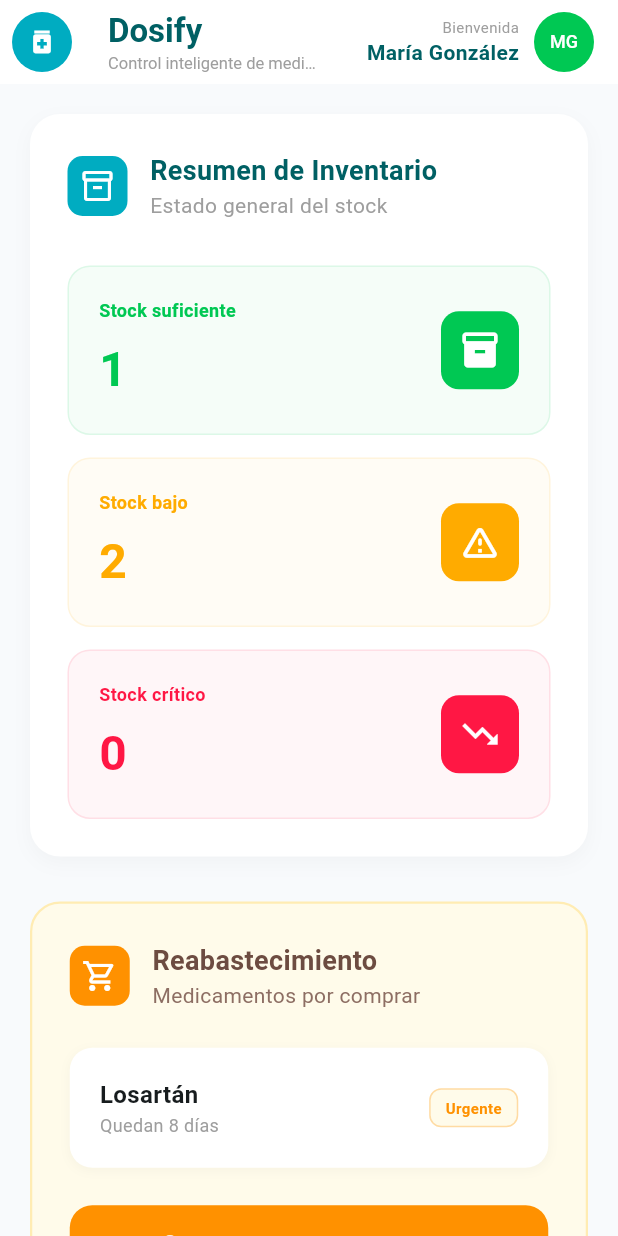
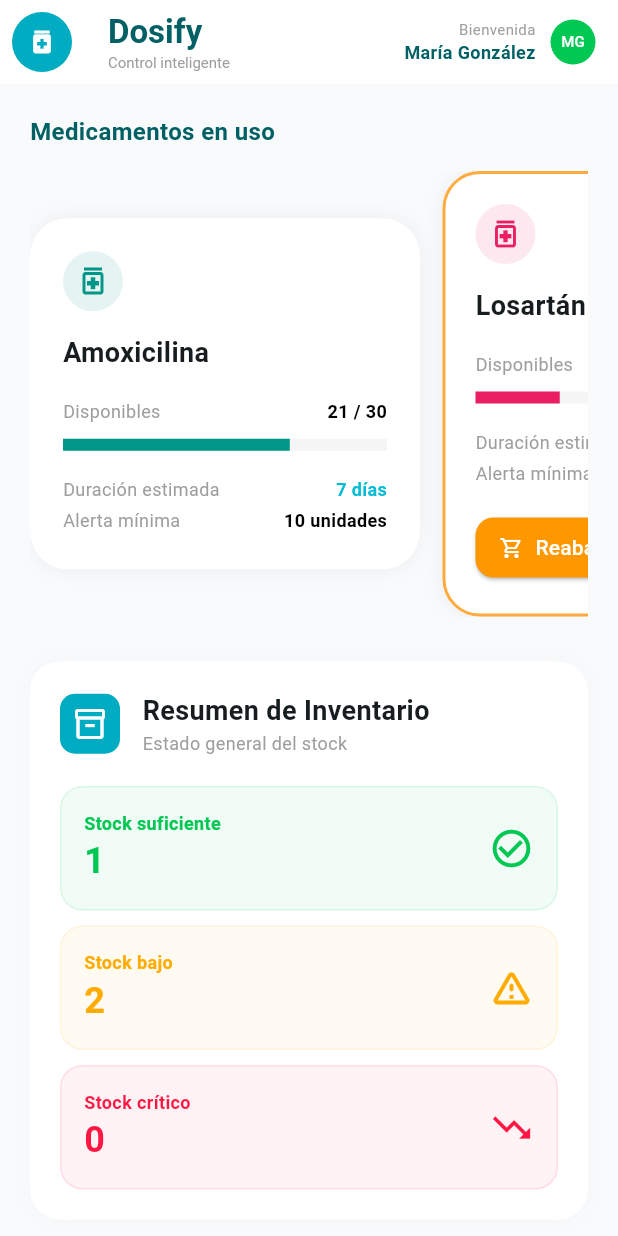
Before and after one commit to Sfatdry/dosify, a Flutter app: the InventoryScreen screen opened directly, on a phone screen of 412 x 824 dp. Run offline on Flutter 3.47's test engine with Material 3 defaults, Android fonts, the light colour scheme and no system bars; our stand-ins replace google_fonts, supabase_flutter; accounts and stored records are empty.

Commit message:
Pantalla de Recordatorio implementada según diseño profesional

```diff
--- a/lib/screens/inventory_screen.dart
+++ b/lib/screens/inventory_screen.dart
@@ -6,218 +6,190 @@ class InventoryScreen extends StatelessWidget {
   @override
   Widget build(BuildContext context) {
     const Color primaryCyan = Color(0xFF00ACC1);
-    const Color backgroundGray = Color(0xFFF8FAFC);
 
     return Scaffold(
-      backgroundColor: backgroundGray,
-      appBar: AppBar(
-        backgroundColor: Colors.white,
-        elevation: 0,
-        leading: const Padding(
-          padding: EdgeInsets.all(8.0),
-          child: CircleAvatar(
-            backgroundColor: primaryCyan,
-            child: Icon(Icons.medication, color: Colors.white, size: 20),
-          ),
-        ),
-        title: Column(
-          crossAxisAlignment: CrossAxisAlignment.start,
-          children: const [
-            Text("Dosify", style: TextStyle(color: Color(0xFF006064), fontWeight: FontWeight.bold)),
-            Text("Control inteligente de medicamentos", style: TextStyle(fontSize: 11, color: Colors.grey)),
-          ],
-        ),
-        actions: [
-          Padding(
-            padding: const EdgeInsets.symmetric(horizontal: 16),
-            child: Row(
-              children: [
-                Column(
-                  mainAxisAlignment: MainAxisAlignment.center,
-                  crossAxisAlignment: CrossAxisAlignment.end,
-                  children: const [
-                    Text("Bienvenida", style: TextStyle(fontSize: 10, color: Colors.grey)),
-                    Text("María González", style: TextStyle(fontSize: 14, fontWeight: FontWeight.bold, color: Color(0xFF006064))),
-                  ],
-                ),
-                const SizedBox(width: 10),
-                const CircleAvatar(
-                  backgroundColor: Color(0xFF00C853),
-                  child: Text("MG", style: TextStyle(color: Colors.white, fontSize: 12)),
-                ),
-              ],
-            ),
-          )
-        ],
-      ),
+      backgroundColor: const Color(0xFFF8FAFC),
+      appBar: _buildAppBar(primaryCyan),
       body: SingleChildScrollView(
         padding: const EdgeInsets.all(20),
         child: Column(
           crossAxisAlignment: CrossAxisAlignment.start,
           children: [
-            // 1. Tarjeta: Resumen de Inventario (Según inventario_resumen.PNG)
-            _buildResumenInventario(primaryCyan),
-
+            // 1. FILA DE MEDICAMENTOS (Scroll Horizontal)
+            const Text("Medicamentos en uso", style: TextStyle(fontSize: 16, fontWeight: FontWeight.bold, color: Color(0xFF006064))),
+            const SizedBox(height: 15),
+            SingleChildScrollView(
+              scrollDirection: Axis.horizontal,
+              child: Row(
+                children: [
+                  _buildMedCard("Amoxicilina", "21 / 30", 0.7, "7 días", "10 unidades", Colors.teal, false),
+                  const SizedBox(width: 15),
+                  _buildMedCard("Losartán", "8 / 30", 0.26, "8 días", "10 unidades", Colors.pink, true),
+                  const SizedBox(width: 15),
+                  _buildMedCard("Metformina", "28 / 60", 0.46, "14 días", "15 unidades", Colors.orange, false),
+                ],
+              ),
+            ),
             const SizedBox(height: 30),
 
-            // 2. Tarjeta: Reabastecimiento (Según inventario_reabastecer.PNG)
-            _buildReabastecimientoSection(primaryCyan),
+            // 2. RESUMEN DE INVENTARIO (Contadores por color)
+            _buildResumenSeccion(primaryCyan),
+            const SizedBox(height: 30),
+
+            // 3. REABASTECIMIENTO (Sección inferior)
+            _buildReabastecimientoSeccion(),
           ],
         ),
       ),
     );
   }
 
-  // --- Sección 1: Resumen de Inventario ---
-  Widget _buildResumenInventario(Color primaryColor) {
+  // --- BLOQUE 1: TARJETAS DE MEDICAMENTOS ---
+  Widget _buildMedCard(String name, String stock, double progress, String duration, String alertMin, Color color, bool hasAlert) {
     return Container(
-      padding: const EdgeInsets.all(25),
+      width: 260,
+      padding: const EdgeInsets.all(20),
       decoration: BoxDecoration(
         color: Colors.white,
-        borderRadius: BorderRadius.circular(20),
-        boxShadow: [BoxShadow(color: Colors.black.withOpacity(0.03), blurRadius: 10, offset: const Offset(0, 4))],
+        borderRadius: BorderRadius.circular(25),
+        border: Border.all(color: hasAlert ? Colors.orangeAccent : Colors.transparent, width: 2),
+        boxShadow: [BoxShadow(color: Colors.black.withOpacity(0.05), blurRadius: 10)],
       ),
       child: Column(
         crossAxisAlignment: CrossAxisAlignment.start,
         children: [
           Row(
+            mainAxisAlignment: MainAxisAlignment.spaceBetween,
             children: [
-              Container(
-                padding: const EdgeInsets.all(8),
-                decoration: BoxDecoration(color: primaryColor, borderRadius: BorderRadius.circular(10)),
-                child: const Icon(Icons.inventory_2_outlined, color: Colors.white),
+              CircleAvatar(backgroundColor: color.withOpacity(0.1), child: Icon(Icons.medication_outlined, color: color)),
+              if (hasAlert) Container(
+                padding: const EdgeInsets.symmetric(horizontal: 8, vertical: 4),
+                decoration: BoxDecoration(color: Colors.orange.withOpacity(0.1), borderRadius: BorderRadius.circular(8)),
+                child: const Text("⚠️ Stock bajo", style: TextStyle(color: Colors.orange, fontSize: 10, fontWeight: FontWeight.bold)),
               ),
-              const SizedBox(width: 15),
-              Column(
-                crossAxisAlignment: CrossAxisAlignment.start,
-                children: const [
-                  Text("Resumen de Inventario", style: TextStyle(fontSize: 18, fontWeight: FontWeight.bold, color: Color(0xFF006064))),
-                  Text("Estado general del stock", style: TextStyle(color: Colors.grey)),
-                ],
-              )
             ],
           ),
-          const SizedBox(height: 30),
-          _buildStockCounter("Stock suficiente", "1", const Color(0xFF00C853), Icons.inventory_2),
           const SizedBox(height: 15),
-          _buildStockCounter("Stock bajo", "2", const Color(0xFFFFAB00), Icons.warning_amber_rounded),
+          Text(name, style: const TextStyle(fontSize: 18, fontWeight: FontWeight.bold)),
           const SizedBox(height: 15),
-          _buildStockCounter("Stock crítico", "0", const Color(0xFFFF1744), Icons.trending_down),
+          _rowInfo("Disponibles", stock, Colors.black),
+          const SizedBox(height: 8),
+          LinearProgressIndicator(value: progress, backgroundColor: Colors.grey.shade100, valueColor: AlwaysStoppedAnimation<Color>(color), minHeight: 8),
+          const SizedBox(height: 15),
+          _rowInfo("Duración estimada", duration, Colors.cyan),
+          _rowInfo("Alerta mínima", alertMin, Colors.black),
+          if (hasAlert) ...[
+            const SizedBox(height: 15),
+            ElevatedButton.icon(
+              onPressed: () {},
+              icon: const Icon(Icons.shopping_cart_outlined, size: 16),
+              label: const Text("Reabastecer"),
+              style: ElevatedButton.styleFrom(backgroundColor: Colors.orange, foregroundColor: Colors.white, shape: RoundedRectangleBorder(borderRadius: BorderRadius.circular(12))),
+            )
+          ]
         ],
       ),
     );
   }
 
-  Widget _buildStockCounter(String label, String count, Color color, IconData icon) {
+  // --- BLOQUE 2: RESUMEN (SUFICIENTE, BAJO, CRITICO) ---
+  Widget _buildResumenSeccion(Color primary) {
     return Container(
       padding: const EdgeInsets.all(20),
-      decoration: BoxDecoration(
-        color: color.withOpacity(0.04),
-        borderRadius: BorderRadius.circular(15),
-        border: Border.all(color: color.withOpacity(0.1)),
-      ),
-      child: Row(
-        mainAxisAlignment: MainAxisAlignment.spaceBetween,
+      decoration: BoxDecoration(color: Colors.white, borderRadius: BorderRadius.circular(20), boxShadow: [BoxShadow(color: Colors.black.withOpacity(0.02), blurRadius: 10)]),
+      child: Column(
         children: [
-          Column(
-            crossAxisAlignment: CrossAxisAlignment.start,
-            children: [
-              Text(label, style: TextStyle(fontSize: 12, color: color, fontWeight: FontWeight.bold)),
-              const SizedBox(height: 8),
-              Text(count, style: TextStyle(fontSize: 32, fontWeight: FontWeight.bold, color: color)),
-            ],
-          ),
-          Container(
-            padding: const EdgeInsets.all(12),
-            decoration: BoxDecoration(color: color, borderRadius: BorderRadius.circular(12)),
-            child: Icon(icon, color: Colors.white, size: 28),
-          ),
+          _sectionHeader(primary, Icons.inventory_2_outlined, "Resumen de Inventario", "Estado general del stock"),
+          const SizedBox(height: 20),
+          _statusTile("Stock suficiente", "1", const Color(0xFF00C853), Icons.check_circle_outline),
+          const SizedBox(height: 10),
+          _statusTile("Stock bajo", "2", const Color(0xFFFFAB00), Icons.warning_amber_rounded),
+          const SizedBox(height: 10),
+          _statusTile("Stock crítico", "0", const Color(0xFFFF1744), Icons.trending_down),
         ],
       ),
     );
   }
 
-  // --- Sección 2: Reabastecimiento ---
-  Widget _buildReabastecimientoSection(Color primaryColor) {
-    const Color orangeColor = Color(0xFFFF9100);
-
+  // --- BLOQUE 3: REABASTECIMIENTO ---
+  Widget _buildReabastecimientoSeccion() {
     return Container(
-      padding: const EdgeInsets.all(25),
-      decoration: BoxDecoration(
-        color: const Color(0xFFFFFBEA), // Fondo amarillento suave de la imagen
-        borderRadius: BorderRadius.circular(20),
-        border: Border.all(color: const Color(0xFFFFECB3), width: 1.5),
-      ),
+      padding: const EdgeInsets.all(20),
+      decoration: BoxDecoration(color: const Color(0xFFFFFBEA), borderRadius: BorderRadius.circular(20), border: Border.all(color: Colors.orange.shade100)),
       child: Column(
-        crossAxisAlignment: CrossAxisAlignment.start,
         children: [
-          Row(
-            children: [
-              Container(
-                padding: const EdgeInsets.all(8),
-                decoration: BoxDecoration(color: orangeColor, borderRadius: BorderRadius.circular(10)),
-                child: const Icon(Icons.shopping_cart_outlined, color: Colors.white),
-              ),
-              const SizedBox(width: 15),
-              Column(
-                crossAxisAlignment: CrossAxisAlignment.start,
-                children: const [
-                  Text("Reabastecimiento", style: TextStyle(fontSize: 18, fontWeight: FontWeight.bold, color: Color(0xFF6D4C41))),
-                  Text("Medicamentos por comprar", style: TextStyle(color: Color(0xFF8D6E63))),
-                ],
-              )
-            ],
-          ),
-          const SizedBox(height: 25),
-
-          // Tarjeta del Medicamento (Losartán)
+          _sectionHeader(Colors.orange, Icons.shopping_cart_outlined, "Reabastecimiento", "Medicamentos por comprar"),
+          const SizedBox(height: 20),
           Container(
-            padding: const EdgeInsets.all(20),
-            decoration: BoxDecoration(
-              color: Colors.white,
-              borderRadius: BorderRadius.circular(15),
-              boxShadow: [BoxShadow(color: Colors.black.withOpacity(0.03), blurRadius: 5, offset: const Offset(0, 2))],
-            ),
+            padding: const EdgeInsets.all(15),
+            decoration: BoxDecoration(color: Colors.white, borderRadius: BorderRadius.circular(15)),
             child: Row(
               mainAxisAlignment: MainAxisAlignment.spaceBetween,
               children: [
-                Column(
-                  crossAxisAlignment: CrossAxisAlignment.start,
-                  children: const [
-                    Text("Losartán", style: TextStyle(fontSize: 16, fontWeight: FontWeight.bold)),
-                    Text("Quedan 8 días", style: TextStyle(color: Colors.grey, fontSize: 12)),
-                  ],
-                ),
-                Container(
-                  padding: const EdgeInsets.symmetric(horizontal: 10, vertical: 5),
-                  decoration: BoxDecoration(
-                    color: const Color(0xFFFFFBEA),
-                    borderRadius: BorderRadius.circular(8),
-                    border: Border.all(color: orangeColor.withOpacity(0.3)),
-                  ),
-                  child: const Text("Urgente", style: TextStyle(color: orangeColor, fontWeight: FontWeight.bold, fontSize: 10)),
-                ),
+                Column(crossAxisAlignment: CrossAxisAlignment.start, children: const [Text("Losartán", style: TextStyle(fontWeight: FontWeight.bold)), Text("Quedan 8 días", style: TextStyle(fontSize: 12, color: Colors.grey))]),
+                const Text("Urgente", style: TextStyle(color: Colors.orange, fontWeight: FontWeight.bold, fontSize: 12)),
               ],
             ),
           ),
-          const SizedBox(height: 25),
-
-          // Botón Ver farmacias cercanas
-          ElevatedButton.icon(
+          const SizedBox(height: 20),
+          ElevatedButton(
             onPressed: () {},
-            icon: const Icon(Icons.location_on_outlined),
-            label: const Text("Ver farmacias cercanas"),
-            style: ElevatedButton.styleFrom(
-              backgroundColor: orangeColor,
-              foregroundColor: Colors.white,
-              minimumSize: const Size(double.infinity, 55),
-              shape: RoundedRectangleBorder(borderRadius: BorderRadius.circular(15)),
-              textStyle: const TextStyle(fontWeight: FontWeight.bold, fontSize: 16),
-              elevation: 0,
-            ),
-          ),
+            style: ElevatedButton.styleFrom(backgroundColor: Colors.orange, minimumSize: const Size(double.infinity, 50), shape: RoundedRectangleBorder(borderRadius: BorderRadius.circular(15))),
+            child: const Text("Ver farmacias cercanas", style: TextStyle(color: Colors.white, fontWeight: FontWeight.bold)),
+          )
         ],
       ),
     );
   }
+
+  // --- COMPONENTES REUTILIZABLES ---
+  Widget _sectionHeader(Color color, IconData icon, String title, String sub) {
+    return Row(
+      children: [
+        Container(padding: const EdgeInsets.all(8), decoration: BoxDecoration(color: color, borderRadius: BorderRadius.circular(10)), child: Icon(icon, color: Colors.white)),
+        const SizedBox(width: 15),
+        Column(crossAxisAlignment: CrossAxisAlignment.start, children: [Text(title, style: const TextStyle(fontSize: 18, fontWeight: FontWeight.bold)), Text(sub, style: const TextStyle(color: Colors.grey, fontSize: 12))]),
+      ],
+    );
+  }
+
+  Widget _statusTile(String label, String count, Color color, IconData icon) {
+    return Container(
+      padding: const EdgeInsets.all(15),
+      decoration: BoxDecoration(color: color.withOpacity(0.05), borderRadius: BorderRadius.circular(15), border: Border.all(color: color.withOpacity(0.1))),
+      child: Row(
+        mainAxisAlignment: MainAxisAlignment.spaceBetween,
+        children: [
+          Column(crossAxisAlignment: CrossAxisAlignment.start, children: [Text(label, style: TextStyle(color: color, fontWeight: FontWeight.bold, fontSize: 12)), Text(count, style: TextStyle(fontSize: 24, fontWeight: FontWeight.bold, color: color))]),
+          Icon(icon, color: color, size: 30),
+        ],
+      ),
+    );
+  }
+
+  Widget _rowInfo(String label, String value, Color vColor) {
+    return Padding(
+      padding: const EdgeInsets.symmetric(vertical: 2),
+      child: Row(mainAxisAlignment: MainAxisAlignment.spaceBetween, children: [Text(label, style: const TextStyle(color: Colors.grey, fontSize: 12)), Text(value, style: TextStyle(color: vColor, fontWeight: FontWeight.bold, fontSize: 12))]),
+    );
+  }
+
+  PreferredSizeWidget _buildAppBar(Color cyan) {
+    return AppBar(
+      backgroundColor: Colors.white,
+      elevation: 0,
+      leading: Padding(padding: const EdgeInsets.all(8.0), child: CircleAvatar(backgroundColor: cyan, child: const Icon(Icons.medication, color: Colors.white, size: 20))),
+      title: Column(crossAxisAlignment: CrossAxisAlignment.start, children: const [Text("Dosify", style: TextStyle(color: Color(0xFF006064), fontWeight: FontWeight.bold)), Text("Control inteligente", style: TextStyle(fontSize: 10, color: Colors.grey))]),
+      actions: [
+        Padding(
+          padding: const EdgeInsets.only(right: 15),
+          child: Row(children: [
+            Column(mainAxisAlignment: MainAxisAlignment.center, crossAxisAlignment: CrossAxisAlignment.end, children: const [Text("Bienvenida", style: TextStyle(fontSize: 10, color: Colors.grey)), Text("María González", style: TextStyle(fontSize: 12, fontWeight: FontWeight.bold, color: Color(0xFF006064)))]),
+            const SizedBox(width: 10),
+            const CircleAvatar(radius: 15, backgroundColor: Color(0xFF00C853), child: Text("MG", style: TextStyle(color: Colors.white, fontSize: 10))),
+          ]),
+        )
+      ],
+    );
+  }
 }
```
